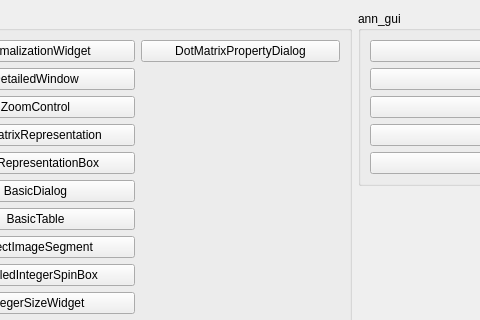
First picture: the form in INSYDE/gui/prueba_pantallas.ui, repository varpercl/INSYDE, before the edit; both pictures show x 87 to 567 and y 0 to 320 of the 883 by 730 pixel window.
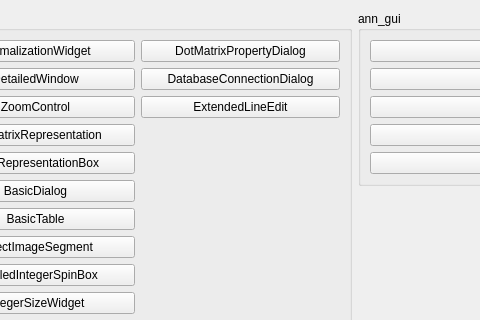
Second picture: the form after the edit.

Commit message: This is the last commit. Adding SQL interoperability to import training sets from databases

What changed in the file:
```diff
--- a/INSYDE/gui/prueba_pantallas.ui
+++ b/INSYDE/gui/prueba_pantallas.ui
@@ -168,6 +168,20 @@
         </property>
        </widget>
       </item>
+      <item row="1" column="1">
+       <widget class="QPushButton" name="btnDatabaseConnection">
+        <property name="text">
+         <string>DatabaseConnectionDialog</string>
+        </property>
+       </widget>
+      </item>
+      <item row="2" column="1">
+       <widget class="QPushButton" name="btnExtendedLineEdit">
+        <property name="text">
+         <string>ExtendedLineEdit</string>
+        </property>
+       </widget>
+      </item>
      </layout>
     </widget>
    </item>
```
The commit also changes 39 other files.
